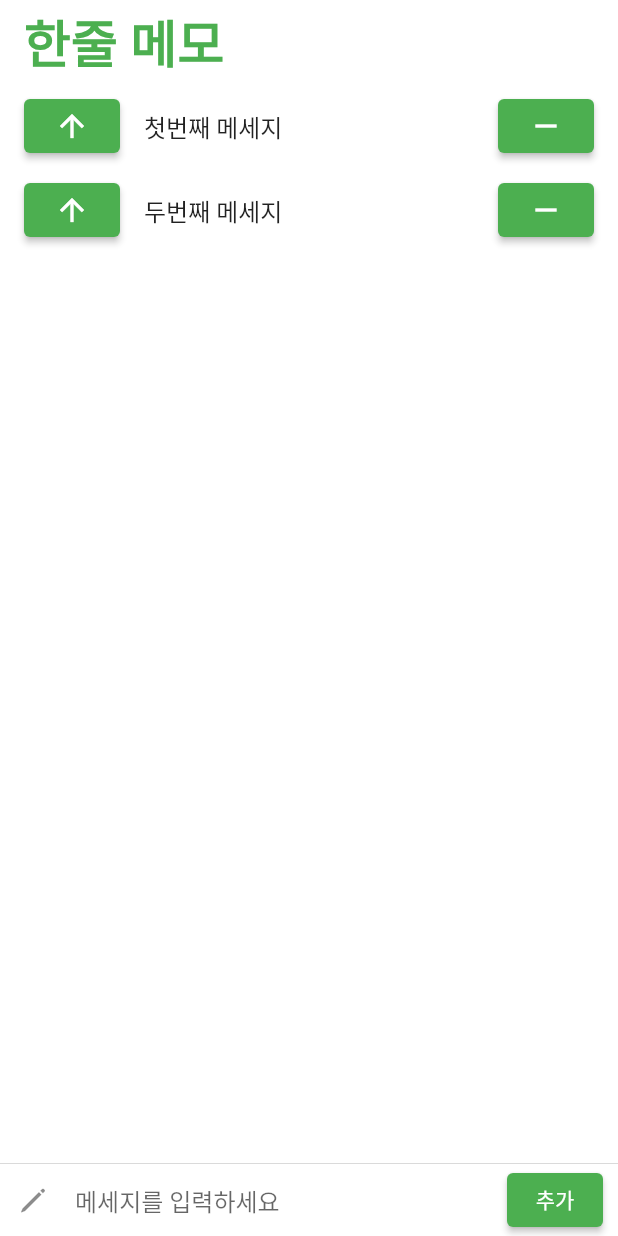
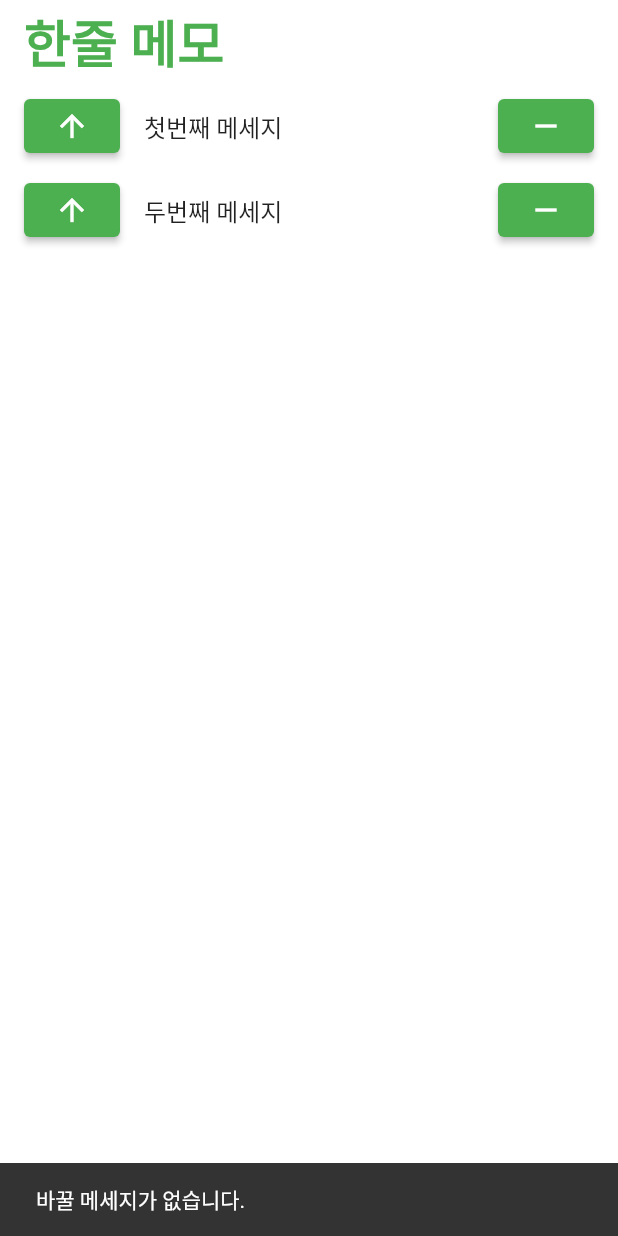
Before and after one commit to RektPunk/notesflutter, a Flutter app: the screen it shows after launch, after a tap on the "arrow upward" icon, on a phone screen of 412 x 824 dp. Run offline on Flutter 3.47's test engine with Material 2 defaults, Android fonts, the phone set to English and light mode, and no system bars.

```diff
--- a/lib/pages/note_page.dart
+++ b/lib/pages/note_page.dart
@@ -15,6 +15,10 @@ class _NotePageState extends State<NotePage> {
   String _tempMessage = '첫번째 메세지';
   String _getMessage(int index) => messages[index];
 
+  final SnackBar _snackBar = const SnackBar(
+    content: Text('바꿀 메세지가 없습니다.'),
+  );
+
   @override
   Widget build(BuildContext context) {
     return Scaffold(
@@ -28,9 +32,13 @@ class _NotePageState extends State<NotePage> {
               leading: ElevatedButton(
                 onPressed: () {
                   setState(() {
-                    _tempMessage = messages[index-1];
-                    messages[index-1] = messages[index];
-                    messages[index] = _tempMessage;
+                    if (index != 0) {
+                      _tempMessage = messages[index-1];
+                      messages[index-1] = messages[index];
+                      messages[index] = _tempMessage;
+                    } else {
+                      ScaffoldMessenger.of(context).showSnackBar(_snackBar);
+                    }
                   });
                 },
                 child: const Icon(Icons.arrow_upward),
```
